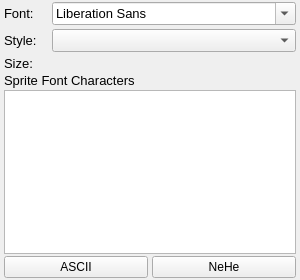
Above: src/UI/Widgets/InputSettingsPanel.ui from Fluocode/SpriteGlypher before the change. Below: the same form after it.
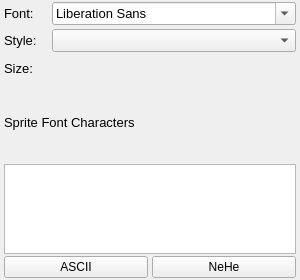
That is the form after the change. Custom widgets are drawn as their Qt base class.

```diff
--- a/src/UI/Widgets/InputSettingsPanel.ui
+++ b/src/UI/Widgets/InputSettingsPanel.ui
@@ -137,7 +137,7 @@
    <item>
     <widget class="QTextEdit" name="inputTextEditCharacters">
      <property name="sizePolicy">
-      <sizepolicy hsizetype="Preferred" vsizetype="MinimumExpanding">
+      <sizepolicy hsizetype="Preferred" vsizetype="Fixed">
        <horstretch>0</horstretch>
        <verstretch>0</verstretch>
       </sizepolicy>
@@ -145,7 +145,13 @@
      <property name="minimumSize">
       <size>
        <width>80</width>
-      <height>90</height>
+       <height>90</height>
+      </size>
+     </property>
+     <property name="maximumSize">
+      <size>
+       <width>16777215</width>
+       <height>90</height>
       </size>
      </property>
      <property name="baseSize">
```
